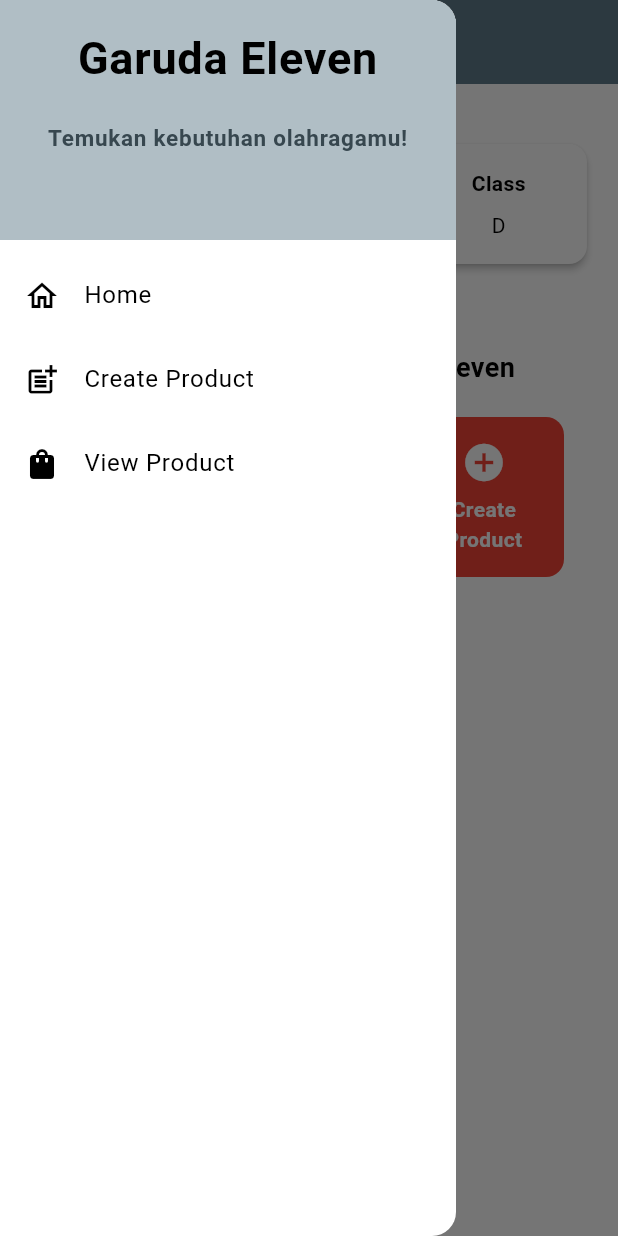
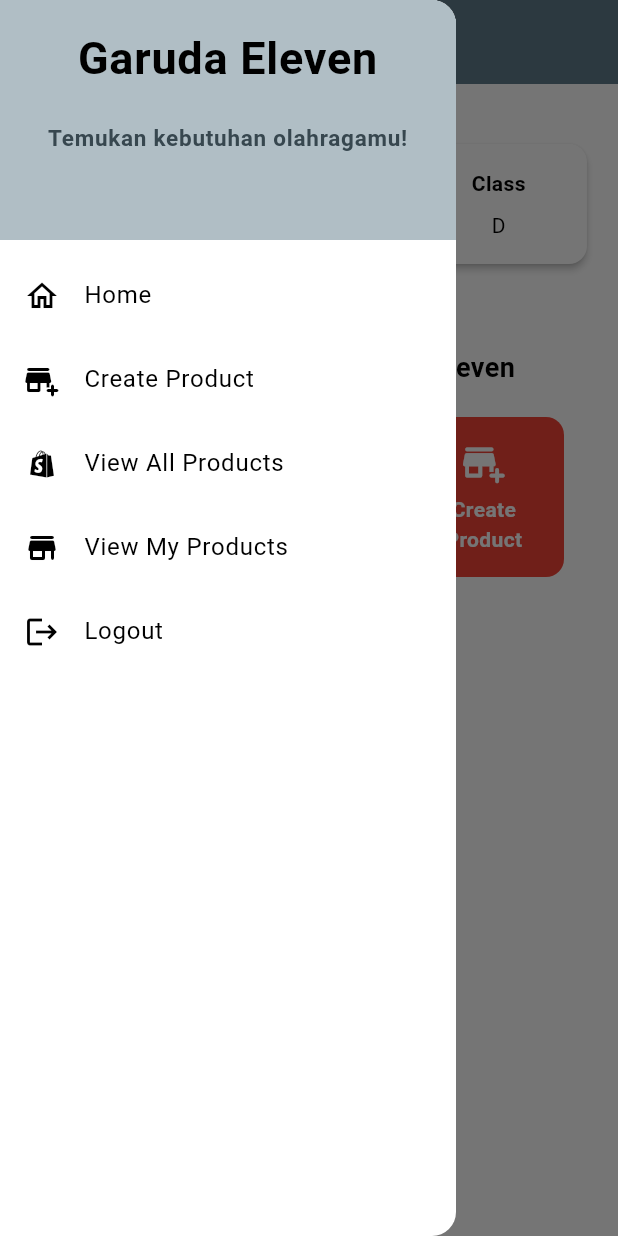
Before and after one commit to slsbilaap/garuda-eleven-mobile, a Flutter app: the MyHomePage screen opened directly, with the side drawer open, on a phone screen of 412 x 824 dp. Run offline on Flutter 3.47's test engine with Material 3 defaults, Android fonts, the light colour scheme and no system bars; missing offline and left inert: pbp_django_auth.

Commit message:
Tugas 9 done

```diff
--- a/lib/screens/menu.dart
+++ b/lib/screens/menu.dart
@@ -9,9 +9,9 @@ class MyHomePage extends StatelessWidget {
   final String npm = "2406353364";
   final String kelas = "D";
   final List<ItemHomepage> items = [
-    ItemHomepage("All Products", Icons.shopping_bag, Colors.blue),
-    ItemHomepage("My Products", Icons.favorite, Colors.green),
-    ItemHomepage("Create Product", Icons.add_circle, Colors.red),
+    ItemHomepage("All Products", Icons.shopify, Colors.blue),
+    ItemHomepage("My Products", Icons.store_rounded, Colors.green),
+    ItemHomepage("Create Product", Icons.add_business_rounded, Colors.red),
     ItemHomepage("Logout", Icons.logout, Colors.blueGrey)
   ];
 
--- a/lib/screens/productlist_form.dart
+++ b/lib/screens/productlist_form.dart
@@ -258,7 +258,7 @@ class _ProductsFormPageState extends State<ProductsFormPage> {
                             Navigator.pushReplacement(
                               context,
                               MaterialPageRoute(
-                                  builder: (context) => const ProductsEntryListPage()),
+                                  builder: (context) => const ProductsEntryListPage(filter: 'user')),
                             );
                           } else {
                             ScaffoldMessenger.of(context)
--- a/lib/widgets/left_drawer.dart
+++ b/lib/widgets/left_drawer.dart
@@ -1,4 +1,5 @@
 import 'package:flutter/material.dart';
+import 'package:garuda_eleven/screens/login.dart';
 import 'package:garuda_eleven/screens/menu.dart';
 import 'package:garuda_eleven/screens/productlist_form.dart';
 import 'package:garuda_eleven/screens/products_entry_list.dart';
@@ -13,9 +14,7 @@ class LeftDrawer extends StatelessWidget {
         children: [
           DrawerHeader(
             // Bagian drawer header
-            decoration: BoxDecoration(
-              color: Colors.blueGrey[200],
-            ),
+            decoration: BoxDecoration(color: Colors.blueGrey[200]),
             child: Column(
               children: [
                 Text(
@@ -28,7 +27,8 @@ class LeftDrawer extends StatelessWidget {
                   ),
                 ),
                 Padding(padding: EdgeInsets.all(10)),
-                Text("Temukan kebutuhan olahragamu!",
+                Text(
+                  "Temukan kebutuhan olahragamu!",
                   textAlign: TextAlign.center,
                   style: TextStyle(
                     fontSize: 15,
@@ -37,7 +37,7 @@ class LeftDrawer extends StatelessWidget {
                   ),
                 ),
               ],
-            )
+            ),
           ),
           // Bagian routing
           ListTile(
@@ -54,7 +54,7 @@ class LeftDrawer extends StatelessWidget {
 
           // listtile add product
           ListTile(
-            leading: const Icon(Icons.post_add),
+            leading: const Icon(Icons.add_business_rounded),
             title: const Text('Create Product'),
             // Redirection ke MyHomePage
             onTap: () {
@@ -67,16 +67,43 @@ class LeftDrawer extends StatelessWidget {
 
           // listtile view products
           ListTile(
-            leading: const Icon(Icons.shopping_bag),
-            title: const Text('View Product'),
+            leading: const Icon(Icons.shopify),
+            title: const Text('View All Products'),
             // Redirection ke MyHomePage
             onTap: () {
               Navigator.push(
                 context,
-                MaterialPageRoute(builder: (context) => const ProductsEntryListPage()),
+                MaterialPageRoute(
+                  builder: (context) => const ProductsEntryListPage(filter: 'all',),
+                ),
               );
             },
-          )
+          ),
+
+          ListTile(
+            leading: const Icon(Icons.store_rounded),
+            title: const Text('View My Products'),
+            // Redirection ke MyHomePage
+            onTap: () {
+              Navigator.push(
+                context,
+                MaterialPageRoute(
+                  builder: (context) => const ProductsEntryListPage(filter: 'user',),
+                ),
+              );
+            },
+          ),
+
+          ListTile(
+            leading: const Icon(Icons.logout),
+            title: const Text('Logout'),
+            onTap: () {
+              Navigator.pushReplacement(
+                context,
+                MaterialPageRoute(builder: (context) => const LoginPage()),
+              );
+            },
+          ),
         ],
       ),
     );
--- a/lib/widgets/products_card.dart
+++ b/lib/widgets/products_card.dart
@@ -34,29 +34,34 @@ class ItemCard extends StatelessWidget {
             Navigator.push(
               context,
               MaterialPageRoute(
-                builder: (context) => const ProductsEntryListPage(),
+                builder: (context) => const ProductsEntryListPage(filter: 'all'),
               ),
             );
+          } else if (item.name == "My Products") {
+            Navigator.push(
+              context,
+              MaterialPageRoute(
+                builder: (context) => const ProductsEntryListPage(filter: 'user'),
+              ));
           } else if (item.name == "Logout") {
             final response = await request.logout(
-                "http://localhost:8000/auth/logout/");
+              "http://localhost:8000/auth/logout/",
+            );
             String message = response["message"];
             if (context.mounted) {
               if (response['status']) {
                 String uname = response["username"];
-                    ScaffoldMessenger.of(context).showSnackBar(SnackBar(
-                        content: Text("$message See you again, $uname."),
-                    ));
+                ScaffoldMessenger.of(context).showSnackBar(
+                  SnackBar(content: Text("$message See you again, $uname.")),
+                );
                 Navigator.pushReplacement(
                   context,
                   MaterialPageRoute(builder: (context) => const LoginPage()),
                 );
               } else {
-                    ScaffoldMessenger.of(context).showSnackBar(
-                        SnackBar(
-                            content: Text(message),
-                        ),
-                    );
+                ScaffoldMessenger.of(
+                  context,
+                ).showSnackBar(SnackBar(content: Text(message)));
               }
             }
           }
```
Also changed, not shown: lib/screens/products_entry_list.dart (+8 -6 lines). Lines whose indentation alone changed are shown as unchanged.
